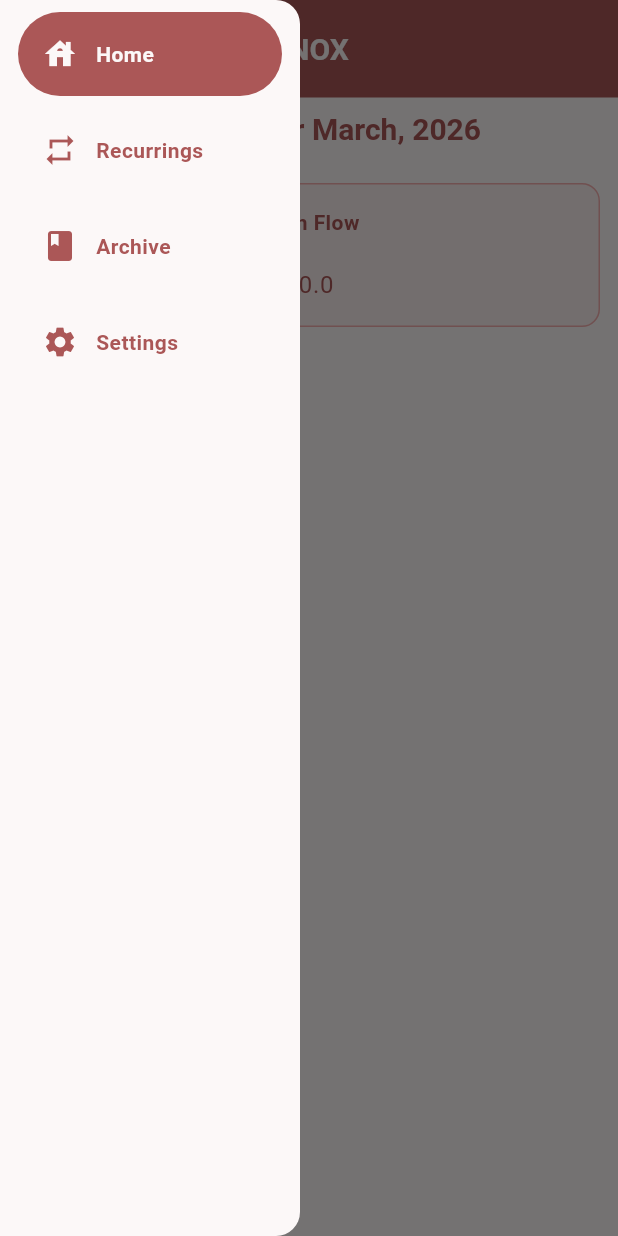
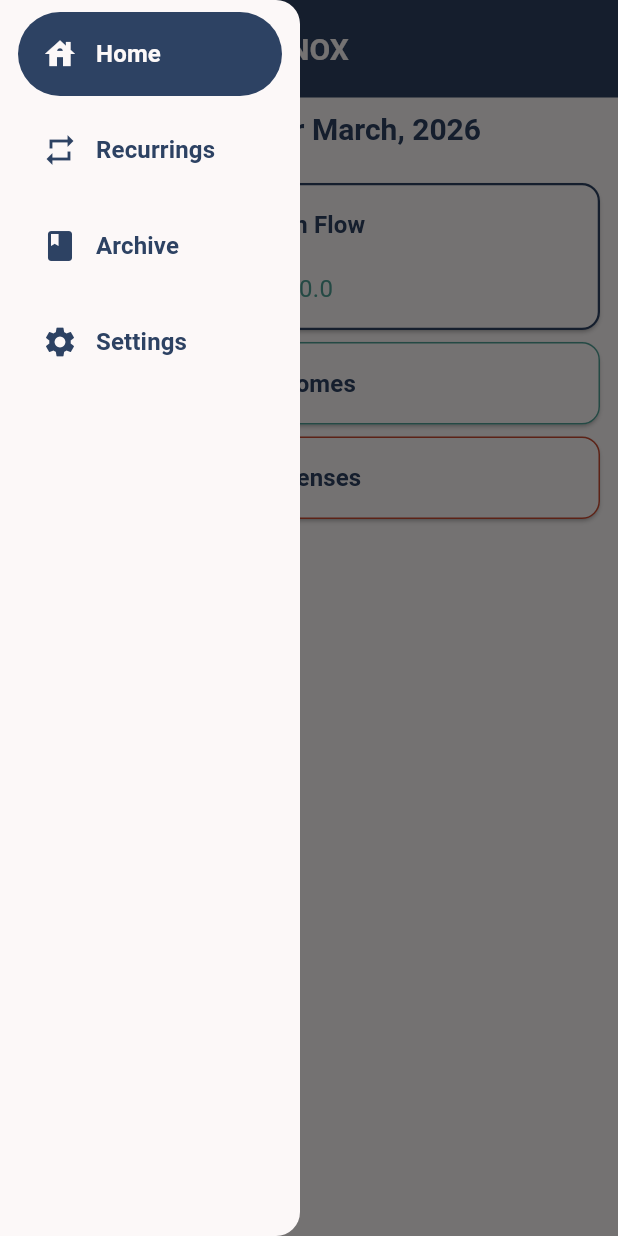
Before and after one commit to MK629/knox, a Flutter app: the screen it shows after launch, after a tap on the "menu open" icon, on a phone screen of 412 x 824 dp. Run offline on Flutter 3.47's test engine with Material 3 defaults, Android fonts, the phone set to English and light mode, and no system bars; our stand-ins replace hive, sqflite; accounts and stored records are empty.

Commit message:
fixed colours. Made stuff. IDK

```diff
--- a/lib/app/configs/app_theme.dart
+++ b/lib/app/configs/app_theme.dart
@@ -5,51 +5,68 @@ ThemeData lightTheme() {
     colorScheme: ColorScheme(
       brightness: Brightness.light,
       primary: lightColor1,
-      onPrimary: lightColor2,
-      secondary:  lightColor2,
+      onPrimary: lightColor6,
+      secondary: lightColor6,
       onSecondary: lightColor1,
-      error: lightColor2,
+      error: lightColor6,
       onError: lightColor1,
       surface: lightColor1,
-      onSurface: lightColor2,
+      onSurface: lightColor6,
     ),
-    textTheme: sharedTextTheme(),
+    textTheme: TextTheme(
+      displayLarge: TextStyle(
+        fontSize: 32,
+        fontWeight: FontWeight.bold,
+        letterSpacing: -0.5,
+      ),
+
+      headlineMedium: TextStyle(fontSize: 24, fontWeight: FontWeight.w600),
+
+      titleLarge: TextStyle(color: lightColor6, fontSize: 20, fontWeight: FontWeight.w600),
+
+      titleMedium: TextStyle(fontSize: 18, fontWeight: FontWeight.w500),
+
+      bodyLarge: TextStyle(fontSize: 16, fontWeight: FontWeight.normal),
+
+      bodyMedium: TextStyle(fontSize: 14, fontWeight: FontWeight.normal),
+
+      labelLarge: TextStyle(
+        color: lightColor6,
+        fontSize: 16,
+        fontWeight: FontWeight.w600,
+      ),
+
+      labelSmall: TextStyle(fontSize: 14, fontWeight: FontWeight.w600),
+    ),
     appBarTheme: AppBarTheme(
-      backgroundColor: lightColor2,
+      backgroundColor: lightColor6,
       foregroundColor: lightColor1,
       toolbarHeight: 65,
     ),
     buttonTheme: ButtonThemeData(),
     iconButtonTheme: IconButtonThemeData(
       style: ButtonStyle(
-        backgroundColor: WidgetStatePropertyAll(lightColor2),
+        backgroundColor: WidgetStatePropertyAll(lightColor6),
         foregroundColor: WidgetStatePropertyAll(lightColor1),
         splashFactory: NoSplash.splashFactory,
-      )
+      ),
     ),
     toggleButtonsTheme: ToggleButtonsThemeData(
-      color: lightColor2,
+      color: lightColor6,
       selectedColor: lightColor1,
-      fillColor: lightColor2,
+      fillColor: lightColor6,
       borderRadius: BorderRadius.all(Radius.circular(30)),
-      borderColor: lightColor2,
-      selectedBorderColor: lightColor2,
+      borderColor: lightColor6,
+      selectedBorderColor: lightColor6,
     ),
     cardTheme: CardThemeData(
-      color: commonColor4,
-      elevation: 0.0,
       shape: RoundedRectangleBorder(
-        side: BorderSide(
-          color: commonColor6,
-        ),
-        borderRadius: BorderRadius.all(Radius.circular(12))
-      )
+        side: BorderSide(color: lightColor6, width: 1.5),
+        borderRadius: BorderRadius.all(Radius.circular(12)),
+      ),
     ),
     drawerTheme: shardDrawerTheme(),
-    dividerTheme: DividerThemeData(
-      color: lightColor2,
-      thickness: 0.75
-    )
+    dividerTheme: DividerThemeData(color: lightColor6, thickness: 0.75),
   );
 }
 
@@ -59,14 +76,37 @@ ThemeData darkTheme() {
       brightness: Brightness.dark,
       primary: darkColor1,
       onPrimary: darkColor2,
-      secondary:  darkColor2,
+      secondary: darkColor2,
       onSecondary: darkColor1,
       error: darkColor2,
       onError: darkColor1,
       surface: darkColor1,
       onSurface: darkColor2,
     ),
-    textTheme: sharedTextTheme(),
+    textTheme: TextTheme(
+      displayLarge: TextStyle(
+        fontSize: 32,
+        fontWeight: FontWeight.bold,
+        letterSpacing: -0.5,
+      ),
+
+      headlineMedium: TextStyle(fontSize: 24, fontWeight: FontWeight.w600),
+
+      titleLarge: TextStyle(fontSize: 20, fontWeight: FontWeight.w600),
+
+      titleMedium: TextStyle(fontSize: 18, fontWeight: FontWeight.w500),
+
+      bodyLarge: TextStyle(fontSize: 16, fontWeight: FontWeight.normal),
+
+      bodyMedium: TextStyle(fontSize: 14, fontWeight: FontWeight.normal),
+
+      labelLarge: TextStyle(
+        fontSize: 16,
+        fontWeight: FontWeight.w600,
+      ),
+
+      labelSmall: TextStyle(fontSize: 14, fontWeight: FontWeight.w600),
+    ),
     appBarTheme: AppBarTheme(
       backgroundColor: darkColor1,
       foregroundColor: darkColor2,
@@ -79,7 +119,7 @@ ThemeData darkTheme() {
         backgroundColor: WidgetStatePropertyAll(darkColor2),
         foregroundColor: WidgetStatePropertyAll(darkColor1),
         splashFactory: NoSplash.splashFactory,
-      )
+      ),
     ),
     toggleButtonsTheme: ToggleButtonsThemeData(
       color: darkColor2,
@@ -90,20 +130,14 @@ ThemeData darkTheme() {
       selectedBorderColor: darkColor2,
     ),
     cardTheme: CardThemeData(
-      color: darkColor1,
       elevation: 0.0,
       shape: RoundedRectangleBorder(
-        side: BorderSide(
-          color: darkColor2,
-        ),
-        borderRadius: BorderRadius.all(Radius.circular(12))
-      )
+        side: BorderSide(color: darkColor2),
+        borderRadius: BorderRadius.all(Radius.circular(12)),
+      ),
     ),
     drawerTheme: shardDrawerTheme(),
-    dividerTheme: DividerThemeData(
-      color: darkColor2,
-      thickness: 0.75
-    )
+    dividerTheme: DividerThemeData(color: darkColor2, thickness: 0.75),
   );
 }
 
@@ -111,63 +145,22 @@ DrawerThemeData shardDrawerTheme() {
   return DrawerThemeData(width: 200);
 }
 
-TextTheme sharedTextTheme() {
-  return TextTheme(
-    displayLarge: TextStyle(
-      fontSize: 32,
-      fontWeight: FontWeight.bold,
-      letterSpacing: -0.5,
-    ),
-
-    headlineMedium: TextStyle(
-      fontSize: 24,
-      fontWeight: FontWeight.w600,
-    ),
-
-    titleLarge: TextStyle(
-      fontSize: 20,
-      fontWeight: FontWeight.w600,
-    ),
-
-    titleMedium: TextStyle(
-      fontSize: 18,
-      fontWeight: FontWeight.w500,
-    ),
-
-    bodyLarge: TextStyle(
-      fontSize: 16,
-      fontWeight: FontWeight.normal,
-    ),
-
-    bodyMedium: TextStyle(
-      fontSize: 14,
-      fontWeight: FontWeight.normal,
-    ),
-
-    labelLarge: TextStyle(
-      fontSize: 14,
-      fontWeight: FontWeight.w600,
-      letterSpacing: 0.3,
-    ),
-
-    labelSmall: TextStyle(
-      fontSize: 12,
-    ),
-  );
-}
-
 //=============[ Light colours ]=============
 Color lightColor1 = Color(0xFFFCF8F8);
-Color lightColor2 =  Color(0xFFAB5757);
+Color lightColor2 = Color(0xFFC84B31);
+Color lightColor3 = Color(0xFFECDBBA);
+Color lightColor4 = Color(0xFF191919);
+Color lightColor5 = Color(0xFF4FA095);
+Color lightColor6 = Color(0xFF2D4263);
 
 //=============[ Dark colours ]=============
-Color darkColor1 = Color(0xFF21243D);
+Color darkColor1 = Color(0xFF191919);
 Color darkColor2 = Color(0xFFFCF8F8);
 
 //=============[ Common colours ]=============
 Color commonColor1 = Color(0xFF88E1F2);
 Color commonColor2 = Color(0xFFFFD082);
 Color commonColor3 = Color(0xFFFF7C7C);
-Color commonColor4  = Color(0xFFFBEFEF);
+Color commonColor4 = Color(0xFFFBEFEF);
 Color commonColor5 = Color(0xFFF9DFDF);
 Color commonColor6 = Color(0xFFF5AFAF);
--- a/lib/app/pages/home.dart
+++ b/lib/app/pages/home.dart
@@ -1,4 +1,5 @@
 import 'package:flutter/material.dart';
+import 'package:knox/app/configs/app_theme.dart';
 import 'package:knox/db/constants.dart';
 import 'package:knox/db/entities/finance_record.dart';
 import 'package:knox/db/functions/finance_record_keeper.dart';
@@ -27,25 +28,26 @@ class _HomeState extends State<Home> {
         children: [
           Text(
             "Finances for ${TimeHelper.monthNames[TimeHelper.todayDate.month]}, ${TimeHelper.todayDate.year}",
-            style: Theme.of(context).textTheme.titleLarge,
+            style: Theme.of(context).textTheme.titleLarge
           ),
-          SizedBox(height: 20,),
+          SizedBox(height: 20),
           FutureBuilder(
             future: thisMonthRecords,
             builder: (context, snapshot) {
-              if(snapshot.connectionState == ConnectionState.waiting){
+              if (snapshot.connectionState == ConnectionState.waiting) {
                 return CircularProgressIndicator();
               }
 
-              List<FinanceRecord> items = snapshot.hasData ? snapshot.data as List<FinanceRecord> : [];
+              List<FinanceRecord> items = snapshot.hasData
+                  ? snapshot.data as List<FinanceRecord>
+                  : [];
 
               double totalSum = 0;
 
-              for(FinanceRecord record in items){
-                if(record.type == RecordType.income){
+              for (FinanceRecord record in items) {
+                if (record.type == RecordType.income) {
                   totalSum += record.amount;
-                }
-                else if(record.type == RecordType.expense){
+                } else if (record.type == RecordType.expense) {
                   totalSum -= record.amount;
                 }
               }
@@ -54,26 +56,11 @@ class _HomeState extends State<Home> {
                 child: Column(
                   crossAxisAlignment: CrossAxisAlignment.stretch,
                   children: [
-                    Card(
-                      child: Padding(
-                        padding: const EdgeInsets.all(16),
-                        child: Column(
-                          children: [
-                            Text(
-                              "Cash Flow",
-                              style: Theme.of(context).textTheme.labelLarge,
-                            ),
-                            const SizedBox(height: 20),
-                            Text(
-                              totalSum >= 0 ? "+$totalSum" : "-$totalSum",
-                              style: Theme.of(context).textTheme.bodyLarge,
-                            ),
-                          ],
-                        ),
-                      ),
-                    ),
-                  ]
-                )
+                    CashFlowCard(totalSum: totalSum),
+                    IncomeDisplayCard(incomes: items.where((element) => element.type == RecordType.income).toList()),
+                    ExpenseDisplayCard(expenses: items.where((element) => element.type == RecordType.expense).toList())
+                  ],
+                ),
               );
             },
           ),
@@ -82,3 +69,100 @@ class _HomeState extends State<Home> {
     );
   }
 }
+
+//Cashflow card
+class CashFlowCard extends StatelessWidget {
+  const CashFlowCard({super.key, required this.totalSum});
+
+  final double totalSum;
+
+  @override
+  Widget build(BuildContext context) {
+    Color textColor = totalSum >= 0 ? lightColor5 : lightColor2;
+
+    return Card(
+      child: Padding(
+        padding: const EdgeInsets.all(16),
+        child: Column(
+          children: [
+            Text(
+              "Cash Flow",
+              style: Theme.of(context).textTheme.labelLarge
+            ),
+            const SizedBox(height: 20),
+            Text(
+              totalSum >= 0 ? "+$totalSum" : "-$totalSum",
+              style: TextStyle(
+                color: textColor,
+                fontSize: 16,
+                fontWeight: FontWeight.normal,
+              ),
+            ),
+          ],
+        ),
+      ),
+    );
+  }
+}
+
+//Income display card
+class IncomeDisplayCard extends StatelessWidget {
+  final List<FinanceRecord> incomes;
+
+  const IncomeDisplayCard({
+    super.key,
+    required this.incomes
+  });
+
+  @override
+  Widget build(BuildContext context) {
+    return Card(
+      shape: RoundedRectangleBorder(
+        side: BorderSide(color: lightColor5),
+        borderRadius: BorderRadius.all(Radius.circular(12)),
+      ),
+      child: Padding(
+        padding: const EdgeInsets.all(16),
+        child: Column(
+          children: [
+            Text(
+              "Incomes",
+              style: Theme.of(context).textTheme.labelLarge
+            )
+          ]
+        ),
+      ),
+    );
+  }
+}
+
+//Expense display card
+class ExpenseDisplayCard extends StatelessWidget {
+  final List<FinanceRecord> expenses;
+
+  const ExpenseDisplayCard({
+    super.key,
+    required this.expenses
+  });
+
+  @override
+  Widget build(BuildContext context) {
+    return Card(
+      shape: RoundedRectangleBorder(
+        side: BorderSide(color: lightColor2),
+        borderRadius: BorderRadius.all(Radius.circular(12)),
+      ),
+      child: Padding(
+        padding: const EdgeInsets.all(16),
+        child: Column(
+          children: [
+            Text(
+              "Expenses",
+              style: Theme.of(context).textTheme.labelLarge
+            )
+          ]
+        ),
+      ),
+    );
+  }
+}
--- a/lib/app/pages/settings.dart
+++ b/lib/app/pages/settings.dart
@@ -12,7 +12,7 @@ class Settings extends StatelessWidget {
     return ListView(
       children: [
         SizedBox(height: 6),
-        _makeCommonSettingsOption("App theme", _themeModeToggleButton(preferences)),
+        _makeCommonSettingsOption("App theme", _themeModeToggleButton(preferences), context),
       ],
     );
   }
@@ -35,7 +35,7 @@ Widget _themeModeToggleButton(Preferences preferences) {
   );
 }
 
-Column _makeCommonSettingsOption(String label, Widget triggerWidget) {
+Column _makeCommonSettingsOption(String label, Widget triggerWidget, BuildContext context) {
   return Column(
     mainAxisAlignment: MainAxisAlignment.center,
     children: [
@@ -44,7 +44,7 @@ Column _makeCommonSettingsOption(String label, Widget triggerWidget) {
         child: Row(
           mainAxisAlignment: MainAxisAlignment.spaceBetween,
           children: [
-            Text(label),
+            Text(label, style: Theme.of(context).textTheme.labelSmall),
             triggerWidget
           ],
         ),
```
Also changed, not shown: assets/app-icon/icon.png, 5 other files.
